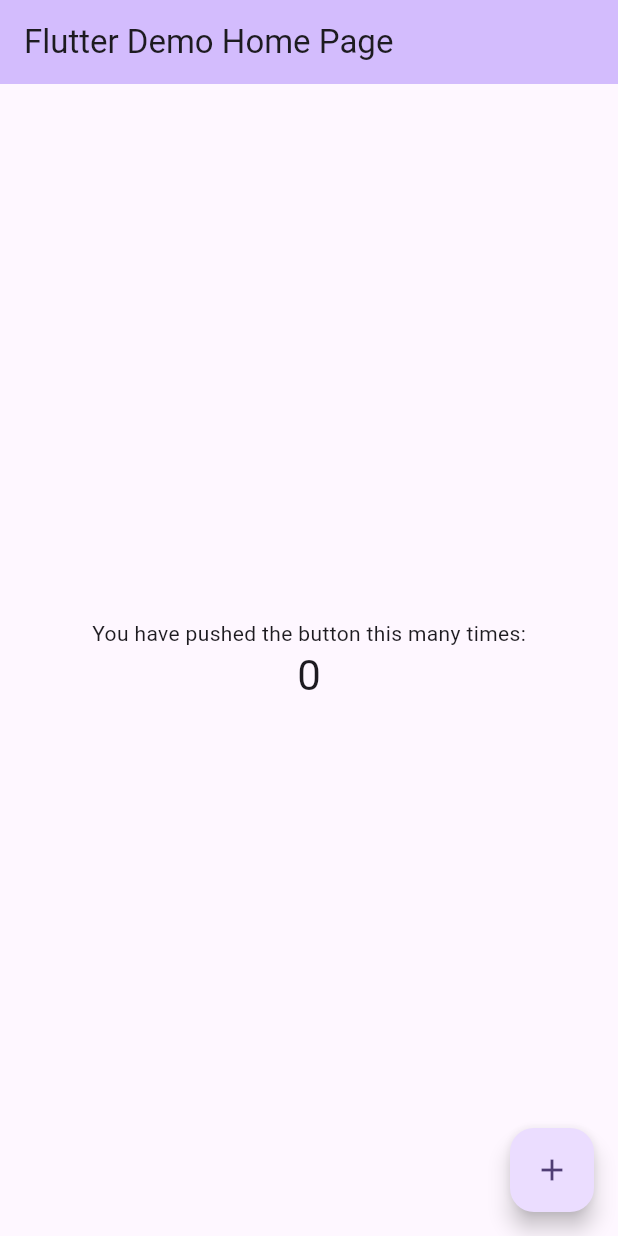
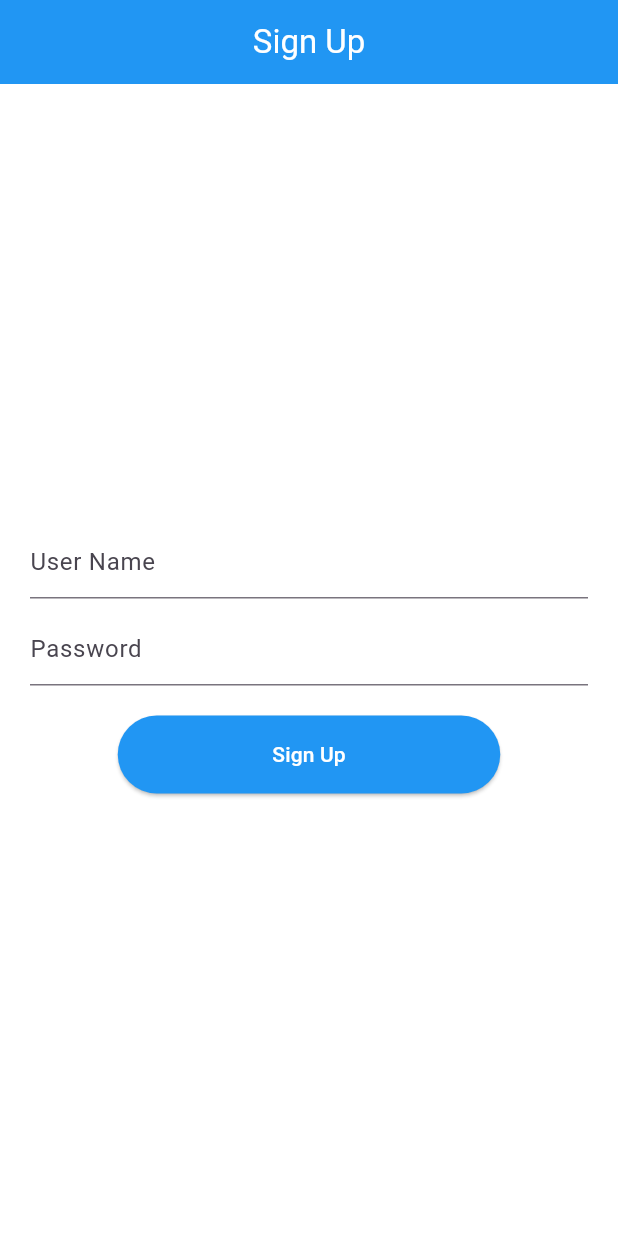
Before and after one commit to KarimYasser15/originators-todolist-flutter, a Flutter app: the screen it shows after launch, on a phone screen of 412 x 824 dp. Run offline on Flutter 3.47's test engine with Material 3 defaults, Android fonts, the phone set to English and light mode, and no system bars.

Commit message:
Finished UI

```diff
--- /dev/null
+++ b/lib/core/utils/routes_manager.dart
@@ -0,0 +1,24 @@
+import 'package:flutter/material.dart';
+import 'package:todo_list/screens/auth/login/login.dart';
+import 'package:todo_list/screens/auth/signup/signup.dart';
+import 'package:todo_list/screens/home/home.dart';
+
+class RoutesManager {
+  static const String login = "/login";
+  static const String signUp = "/signup";
+  static const String home = "/home";
+
+  static Route? router(RouteSettings settings) {
+    switch (settings.name) {
+      case login:
+        return MaterialPageRoute(
+          builder: (context) => LoginScreen(),
+        );
+      case signUp:
+        return MaterialPageRoute(builder: (context) => SignUpScreen());
+
+      case home:
+        return MaterialPageRoute(builder: (context) => HomeScreen());
+    }
+  }
+}
--- a/lib/main.dart
+++ b/lib/main.dart
@@ -1,125 +1,6 @@
 import 'package:flutter/material.dart';
+import 'package:todo_list/my_app.dart';
 
 void main() {
-  runApp(const MyApp());
+  runApp(MyApp());
 }
-
-class MyApp extends StatelessWidget {
-  const MyApp({super.key});
-
-  // This widget is the root of your application.
-  @override
-  Widget build(BuildContext context) {
-    return MaterialApp(
-      title: 'Flutter Demo',
-      theme: ThemeData(
-        // This is the theme of your application.
-        //
-        // TRY THIS: Try running your application with "flutter run". You'll see
-        // the application has a purple toolbar. Then, without quitting the app,
-        // try changing the seedColor in the colorScheme below to Colors.green
-        // and then invoke "hot reload" (save your changes or press the "hot
-        // reload" button in a Flutter-supported IDE, or press "r" if you used
-        // the command line to start the app).
-        //
-        // Notice that the counter didn't reset back to zero; the application
-        // state is not lost during the reload. To reset the state, use hot
-        // restart instead.
-        //
-        // This works for code too, not just values: Most code changes can be
-        // tested with just a hot reload.
-        colorScheme: ColorScheme.fromSeed(seedColor: Colors.deepPurple),
-        useMaterial3: true,
-      ),
-      home: const MyHomePage(title: 'Flutter Demo Home Page'),
-    );
-  }
-}
-
-class MyHomePage extends StatefulWidget {
-  const MyHomePage({super.key, required this.title});
-
-  // This widget is the home page of your application. It is stateful, meaning
-  // that it has a State object (defined below) that contains fields that affect
-  // how it looks.
-
-  // This class is the configuration for the state. It holds the values (in this
-  // case the title) provided by the parent (in this case the App widget) and
-  // used by the build method of the State. Fields in a Widget subclass are
-  // always marked "final".
-
-  final String title;
-
-  @override
-  State<MyHomePage> createState() => _MyHomePageState();
-}
-
-class _MyHomePageState extends State<MyHomePage> {
-  int _counter = 0;
-
-  void _incrementCounter() {
-    setState(() {
-      // This call to setState tells the Flutter framework that something has
-      // changed in this State, which causes it to rerun the build method below
-      // so that the display can reflect the updated values. If we changed
-      // _counter without calling setState(), then the build method would not be
-      // called again, and so nothing would appear to happen.
-      _counter++;
-    });
-  }
-
-  @override
-  Widget build(BuildContext context) {
-    // This method is rerun every time setState is called, for instance as done
-    // by the _incrementCounter method above.
-    //
-    // The Flutter framework has been optimized to make rerunning build methods
-    // fast, so that you can just rebuild anything that needs updating rather
-    // than having to individually change instances of widgets.
-    return Scaffold(
-      appBar: AppBar(
-        // TRY THIS: Try changing the color here to a specific color (to
-        // Colors.amber, perhaps?) and trigger a hot reload to see the AppBar
-        // change color while the other colors stay the same.
-        backgroundColor: Theme.of(context).colorScheme.inversePrimary,
-        // Here we take the value from the MyHomePage object that was created by
-        // the App.build method, and use it to set our appbar title.
-        title: Text(widget.title),
-      ),
-      body: Center(
-        // Center is a layout widget. It takes a single child and positions it
-        // in the middle of the parent.
-        child: Column(
-          // Column is also a layout widget. It takes a list of children and
-          // arranges them vertically. By default, it sizes itself to fit its
-          // children horizontally, and tries to be as tall as its parent.
-          //
-          // Column has various properties to control how it sizes itself and
-          // how it positions its children. Here we use mainAxisAlignment to
-          // center the children vertically; the main axis here is the vertical
-          // axis because Columns are vertical (the cross axis would be
-          // horizontal).
-          //
-          // TRY THIS: Invoke "debug painting" (choose the "Toggle Debug Paint"
-          // action in the IDE, or press "p" in the console), to see the
-          // wireframe for each widget.
-          mainAxisAlignment: MainAxisAlignment.center,
-          children: <Widget>[
-            const Text(
-              'You have pushed the button this many times:',
-            ),
-            Text(
-              '$_counter',
-              style: Theme.of(context).textTheme.headlineMedium,
-            ),
-          ],
-        ),
-      ),
-      floatingActionButton: FloatingActionButton(
-        onPressed: _incrementCounter,
-        tooltip: 'Increment',
-        child: const Icon(Icons.add),
-      ), // This trailing comma makes auto-formatting nicer for build methods.
-    );
-  }
-}
--- /dev/null
+++ b/lib/my_app.dart
@@ -0,0 +1,15 @@
+import 'package:flutter/material.dart';
+import 'package:todo_list/core/utils/routes_manager.dart';
+
+class MyApp extends StatelessWidget {
+  const MyApp({super.key});
+
+  @override
+  Widget build(BuildContext context) {
+    return MaterialApp(
+      debugShowCheckedModeBanner: false,
+      initialRoute: RoutesManager.signUp,
+      onGenerateRoute: RoutesManager.router,
+    );
+  }
+}
--- /dev/null
+++ b/lib/screens/auth/signup/signup.dart
@@ -0,0 +1,68 @@
+import 'package:flutter/material.dart';
+import 'package:todo_list/core/utils/routes_manager.dart';
+import 'package:todo_list/widgets/default_submit_button.dart';
+import 'package:todo_list/widgets/default_text_form_field.dart';
+
+class SignUpScreen extends StatelessWidget {
+  SignUpScreen({super.key});
+
+  TextEditingController userNameController = TextEditingController();
+  TextEditingController passwordController = TextEditingController();
+  var formKey = GlobalKey<FormState>();
+
+  @override
+  Widget build(BuildContext context) {
+    return Scaffold(
+      appBar: AppBar(
+        centerTitle: true,
+        title: Text(
+          "Sign Up",
+          style: TextStyle(color: Colors.white),
+        ),
+        backgroundColor: Colors.blue,
+      ),
+      backgroundColor: Colors.white,
+      body: Form(
+        key: formKey,
+        child: Padding(
+          padding: EdgeInsets.symmetric(horizontal: 20.0),
+          child: Column(
+            mainAxisAlignment: MainAxisAlignment.center,
+            crossAxisAlignment: CrossAxisAlignment.center,
+            children: [
+              DefaultTextFormField(
+                hintText: "User Name",
+                controller: userNameController,
+              ),
+              SizedBox(
+                height: 10,
+              ),
+              DefaultTextFormField(
+                hintText: "Password",
+                controller: passwordController,
+                isPassword: true,
+                validator: (value) {
+                  if (value == null || value.trim().isEmpty) {
+                    return "Please enter a password";
+                  }
+                  return null;
+                },
+              ),
+              SizedBox(
+                height: 20,
+              ),
+              DefaultSubmitButton(
+                  onPressed: () {
+                    if (formKey.currentState!.validate()) {
+                      Navigator.pushReplacementNamed(
+                          context, RoutesManager.login);
+                    }
+                  },
+                  label: "Sign Up"),
+            ],
+          ),
+        ),
+      ),
+    );
+  }
+}
--- /dev/null
+++ b/lib/widgets/default_submit_button.dart
@@ -0,0 +1,21 @@
+import 'package:flutter/material.dart';
+
+class DefaultSubmitButton extends StatelessWidget {
+  DefaultSubmitButton({required this.onPressed, required this.label});
+
+  String label;
+  void Function() onPressed;
+
+  @override
+  Widget build(BuildContext context) {
+    return ElevatedButton(
+      onPressed: onPressed,
+      style: ElevatedButton.styleFrom(
+          backgroundColor: Colors.blue, fixedSize: Size(255, 52)),
+      child: Text(
+        label,
+        style: TextStyle(color: Colors.white),
+      ),
+    );
+  }
+}
--- /dev/null
+++ b/lib/widgets/default_text_form_field.dart
@@ -0,0 +1,22 @@
+import 'package:flutter/material.dart';
+
+class DefaultTextFormField extends StatelessWidget {
+  String hintText;
+
+  String? Function(String?)? validator;
+  TextEditingController? controller;
+  bool isPassword;
+
+  DefaultTextFormField(
+      {required this.hintText, required this.controller, this.validator, this.isPassword = false});
+
+  @override
+  Widget build(BuildContext context) {
+    return TextFormField(
+      decoration: InputDecoration(hintText: hintText,),
+      obscureText: isPassword,
+      controller: controller,
+      validator: validator,
+    );
+  }
+}
```
Also changed, not shown: lib/screens/auth/login/login.dart (added, +68 -0 lines), lib/screens/home/home.dart (added, +10 -0 lines), 1 other file.
